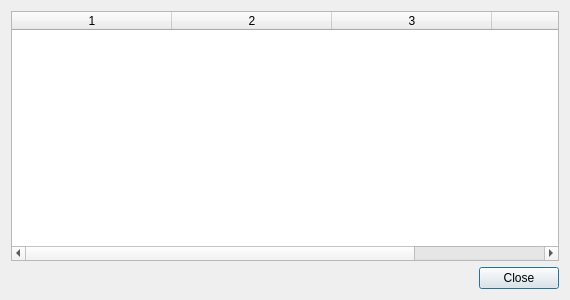
DavidoTek/ProtonUp-Qt, file pupgui2/resources/ui/pupgui2_gamelistdialog.ui: the form before one commit.
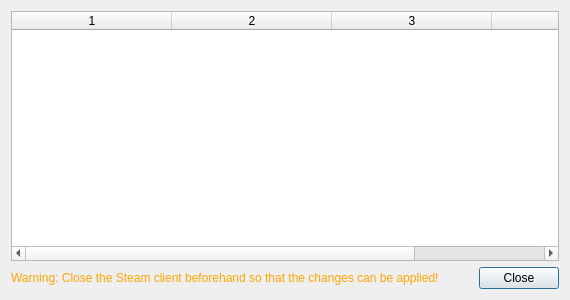
The form after the commit.

Commit message:
Show warning if Steam is running
See https://github.com/DavidoTek/ProtonUp-Qt/issues/56
Flatpak won't detect if Steam is running

Patch:
```diff
--- a/pupgui2/resources/ui/pupgui2_gamelistdialog.ui
+++ b/pupgui2/resources/ui/pupgui2_gamelistdialog.ui
@@ -36,6 +36,16 @@
    </item>
    <item>
     <layout class="QHBoxLayout" name="horizontalLayout">
+     <item>
+      <widget class="QLabel" name="lblSteamRunningWarning">
+       <property name="styleSheet">
+        <string notr="true">QLabel { color: orange; }</string>
+       </property>
+       <property name="text">
+        <string>Warning: Close the Steam client beforehand so that the changes can be applied!</string>
+       </property>
+      </widget>
+     </item>
      <item>
       <spacer name="horizontalSpacer">
        <property name="orientation">
```
The commit also changes 3 other files.
